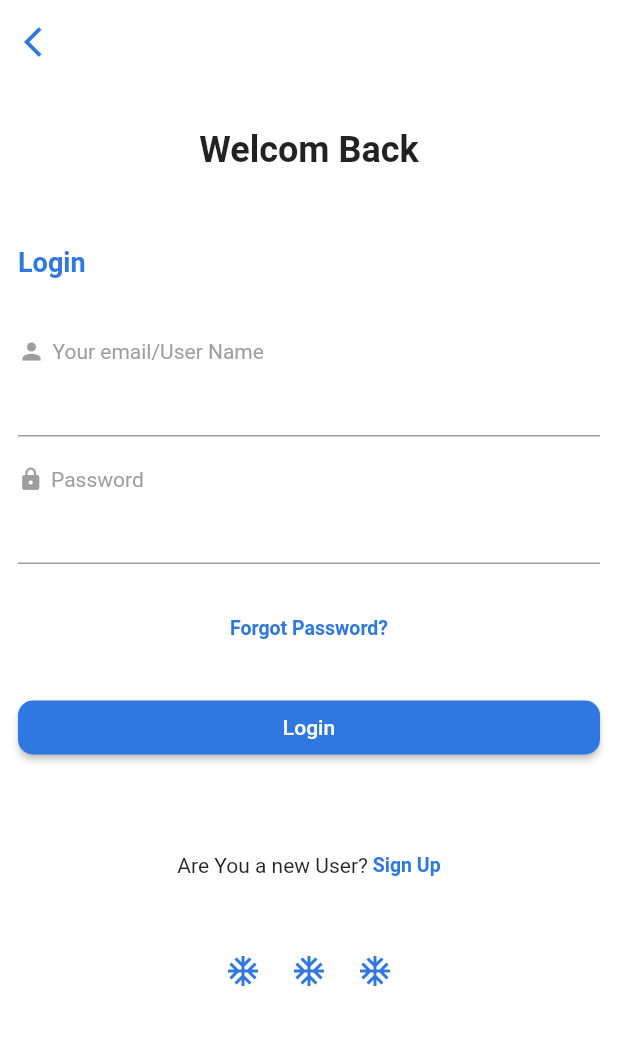
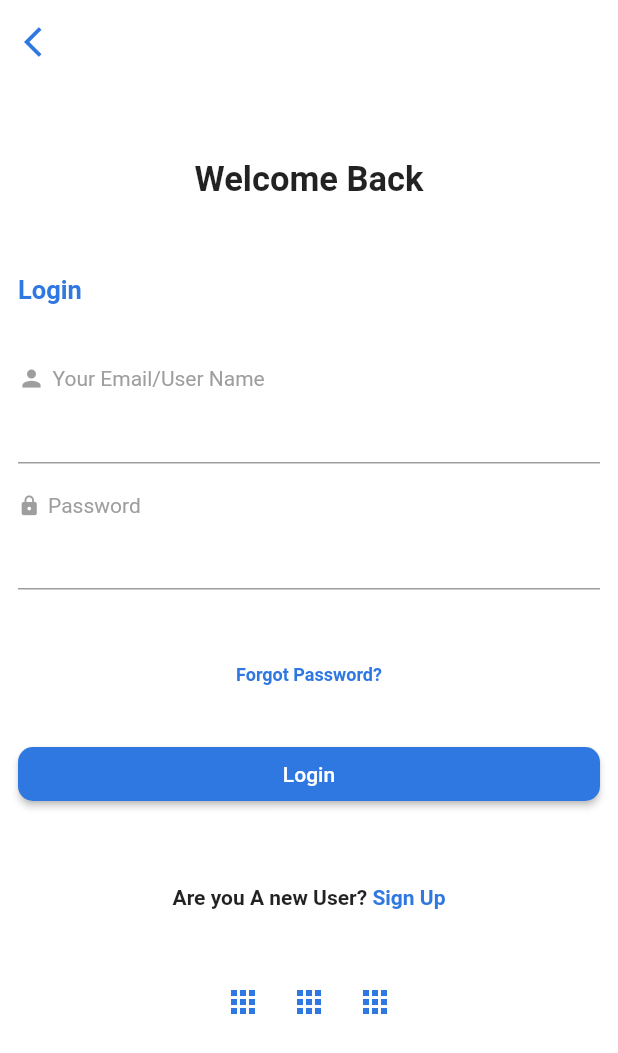
Before and after one commit to Ashhad08/Flutter-Classes-, a Flutter app: the screen it shows after launch, on a phone screen of 412 x 824 dp. Shown: the top 1053 px of the screen. Run offline on Flutter 3.47's test engine with Material 2 defaults, Android fonts, the phone set to English and light mode, and no system bars.

Commit message:
Updation in Login UI (beautifull)

```diff
--- a/lib/Screens/login_screen_UI.dart
+++ b/lib/Screens/login_screen_UI.dart
@@ -1,3 +1,4 @@
+import 'package:flutter/cupertino.dart';
 import 'package:flutter/material.dart';
 
 class LoginScreenUI extends StatelessWidget {
@@ -6,27 +7,28 @@ class LoginScreenUI extends StatelessWidget {
   @override
   Widget build(BuildContext context) {
     return Scaffold(
+      backgroundColor: Colors.white,
       appBar: AppBar(
         backgroundColor: Colors.white,
+        elevation: 0,
         leading: Icon(
           Icons.arrow_back_ios,
           color: Color(0xff2F78E1),
         ),
-        elevation: 0,
       ),
-      backgroundColor: Colors.white,
-      body: Padding(
-        padding: const EdgeInsets.symmetric(horizontal: 12.0),
+      body: SingleChildScrollView(
+        child: Padding(
+          padding: const EdgeInsets.symmetric(horizontal: 12),
           child: Column(
             crossAxisAlignment: CrossAxisAlignment.start,
             children: [
               SizedBox(
-              height: 30,
+                height: 50,
               ),
               Center(
                 child: Text(
-                'Welcom Back',
-                style: TextStyle(fontSize: 24, fontWeight: FontWeight.bold),
+                  'Welcome Back',
+                  style: TextStyle(fontSize: 23, fontWeight: FontWeight.bold),
                 ),
               ),
               SizedBox(
@@ -35,9 +37,9 @@ class LoginScreenUI extends StatelessWidget {
               Text(
                 'Login',
                 style: TextStyle(
-                  color: Color(0xff2F78E1),
-                  fontSize: 18,
-                  fontWeight: FontWeight.bold),
+                    fontSize: 17,
+                    fontWeight: FontWeight.bold,
+                    color: Color(0xff2F78E1)),
               ),
               SizedBox(
                 height: 40,
@@ -46,14 +48,14 @@ class LoginScreenUI extends StatelessWidget {
                 children: [
                   Icon(
                     Icons.person,
+                    size: 18,
                     color: Colors.grey,
-                  size: 18,
                   ),
                   SizedBox(
                     width: 5,
                   ),
                   Text(
-                  'Your email/User Name',
+                    'Your Email/User Name',
                     style: TextStyle(color: Colors.grey),
                   ),
                 ],
@@ -66,8 +68,8 @@ class LoginScreenUI extends StatelessWidget {
                 children: [
                   Icon(
                     Icons.lock,
+                    size: 15,
                     color: Colors.grey,
-                  size: 17,
                   ),
                   SizedBox(
                     width: 5,
@@ -80,17 +82,16 @@ class LoginScreenUI extends StatelessWidget {
               ),
               TextFormField(),
               SizedBox(
-              height: 35,
+                height: 50,
               ),
               Center(
                   child: Text(
                 'Forgot Password?',
                 style: TextStyle(
                     color: Color(0xff2F78E1),
-                    fontSize: 13,
-                    fontWeight: FontWeight.bold),
-              ),
-            ),
+                    fontWeight: FontWeight.bold,
+                    fontSize: 12),
+              )),
               SizedBox(
                 height: 35,
               ),
@@ -98,43 +99,38 @@ class LoginScreenUI extends StatelessWidget {
                 width: MediaQuery.of(context).size.width,
                 child: RaisedButton(
                   shape: RoundedRectangleBorder(
-                    borderRadius: BorderRadius.all(Radius.circular(10))),
+                    borderRadius: BorderRadius.circular(10),
+                  ),
                   color: Color(0xff2F78E1),
                   onPressed: () {},
-                child: Text(
-                  'Login',
-                  style: TextStyle(color: Colors.white),
-                ),
+                  child: Text('Login',style: TextStyle(color: Colors.white),),
                 ),
               ),
               SizedBox(
-              height: 60,
+                height: 50,
               ),
               Row(
                 mainAxisAlignment: MainAxisAlignment.center,
                 children: [
-                Text('Are You a new User?'),
-                Text(' Sign Up',style: TextStyle(
-                    color: Color(0xff2F78E1),
-                    fontSize: 13,
-                    fontWeight: FontWeight.bold),
-                ),
+                  Text('Are you A new User?',style: TextStyle(fontWeight: FontWeight.bold),),
+                  Text(' Sign Up',style: TextStyle(fontWeight: FontWeight.bold,color: Color(0xff2F78E1)),),
                 ],
               ),
               SizedBox(height: 50,),
               Row(
                 mainAxisAlignment: MainAxisAlignment.center,
                 children: [
-                Icon(Icons.ac_unit_outlined,color: Color(0xff2F78E1),),
+                  Icon(Icons.apps,color: Color(0xff2F78E1),),
                   SizedBox(width: 20,),
-                Icon(Icons.ac_unit_outlined,color: Color(0xff2F78E1),),
+                  Icon(Icons.apps,color: Color(0xff2F78E1),),
                   SizedBox(width: 20,),
-                Icon(Icons.ac_unit_outlined,color: Color(0xff2F78E1),),
+                  Icon(Icons.apps,color: Color(0xff2F78E1),),
                 ],
               ),
             ],
           ),
         ),
+      ),
     );
   }
 }
--- a/lib/main.dart
+++ b/lib/main.dart
@@ -20,7 +20,7 @@ class MyApp extends StatelessWidget {
      //home: ColumnScreen(),
       //home: ButtonScreen(),
       // home: TextFormFieldView(),
-    // home: Login(),
+    //home: Login(),
      // home: SignUp(),
       home: LoginScreenUI(),
     );
```
Lines whose indentation alone changed are shown as unchanged.
